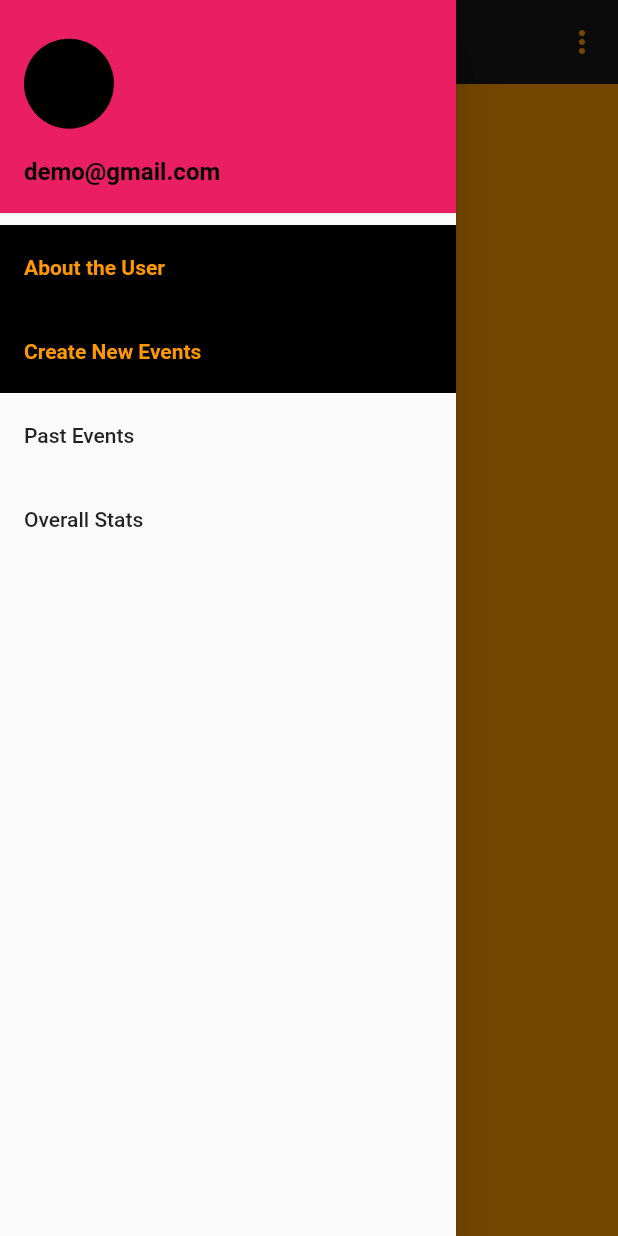
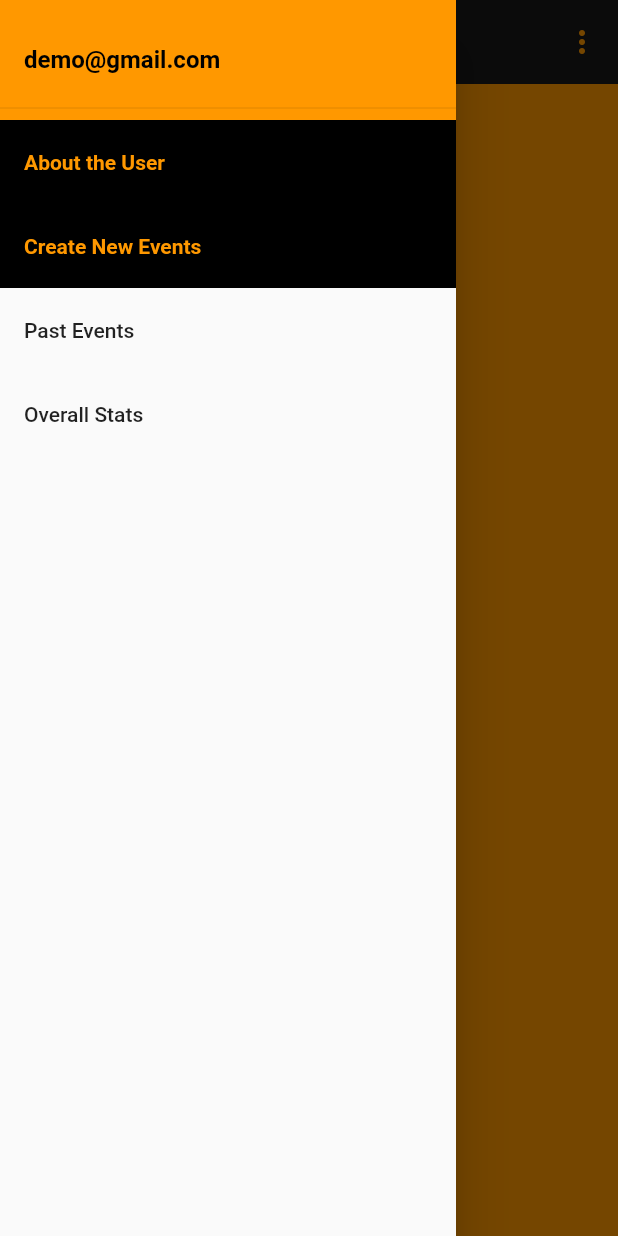
Before and after one commit to harshkumarkhatri/Booking-App-Event-Creator, a Flutter app: the MainScreen screen opened directly, with the side drawer open, on a phone screen of 412 x 824 dp. Run offline on Flutter 3.47's test engine with Material 2 defaults, Android fonts, the phone set to English and light mode, and no system bars; our stand-ins replace cloud_firestore, firebase_auth, get, shared_preferences; accounts and stored records are empty.

Commit message:
Added drawer header widget for main screen drawer

```diff
--- a/lib/views/pages/MainScreen/Widgets/drawerHeader_widget.dart
+++ b/lib/views/pages/MainScreen/Widgets/drawerHeader_widget.dart
@@ -2,7 +2,7 @@ import 'package:flutter/material.dart';
 
 Widget drawerHeader() {
   return Container(
-    height: 150,
+    height: 80,
     child: DrawerHeader(
       child: Container(
         // decoration: BoxDecoration(color: Colors.orange),
@@ -10,15 +10,15 @@ Widget drawerHeader() {
           crossAxisAlignment: CrossAxisAlignment.start,
           mainAxisAlignment: MainAxisAlignment.spaceAround,
           children: [
-            Container(
-              height: 60,
-              width: 60,
-              decoration: BoxDecoration(
-                shape: BoxShape.circle,
-                color: Colors.black,
-              ),
-            ),
-            Container(
+            // Container(
+            //   height: 60,
+            //   width: 60,
+            //   decoration: BoxDecoration(
+            //     shape: BoxShape.circle,
+            //     color: Colors.black,
+            //   ),
+            // ),
+            Flexible(
               child: Text(
                 "demo@gmail.com",
                 style: TextStyle(
@@ -26,14 +26,15 @@ Widget drawerHeader() {
                   fontSize: 16,
                   fontWeight: FontWeight.w600,
                 ),
+                overflow: TextOverflow.fade,
               ),
             ),
           ],
         ),
       ),
-      decoration: BoxDecoration(
-        color: Colors.pink,
-      ),
+    ),
+    decoration: BoxDecoration(
+      color: Colors.orange,
     ),
   );
 }
```
